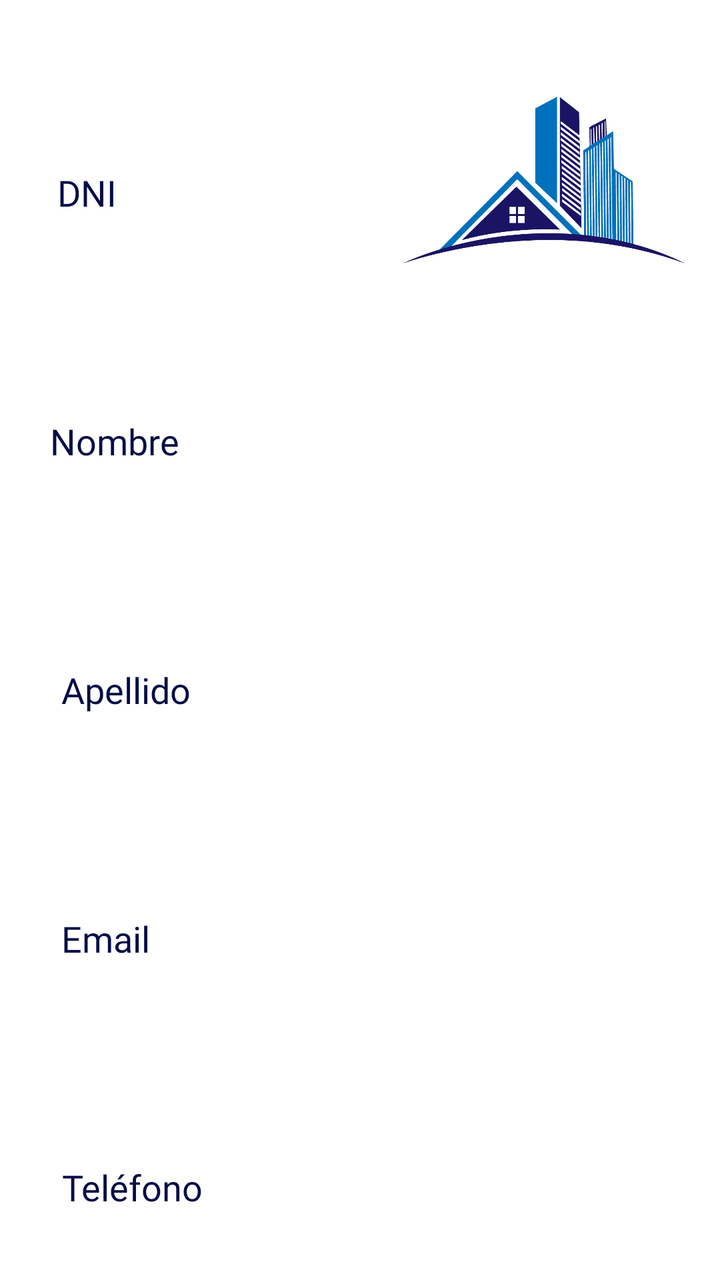
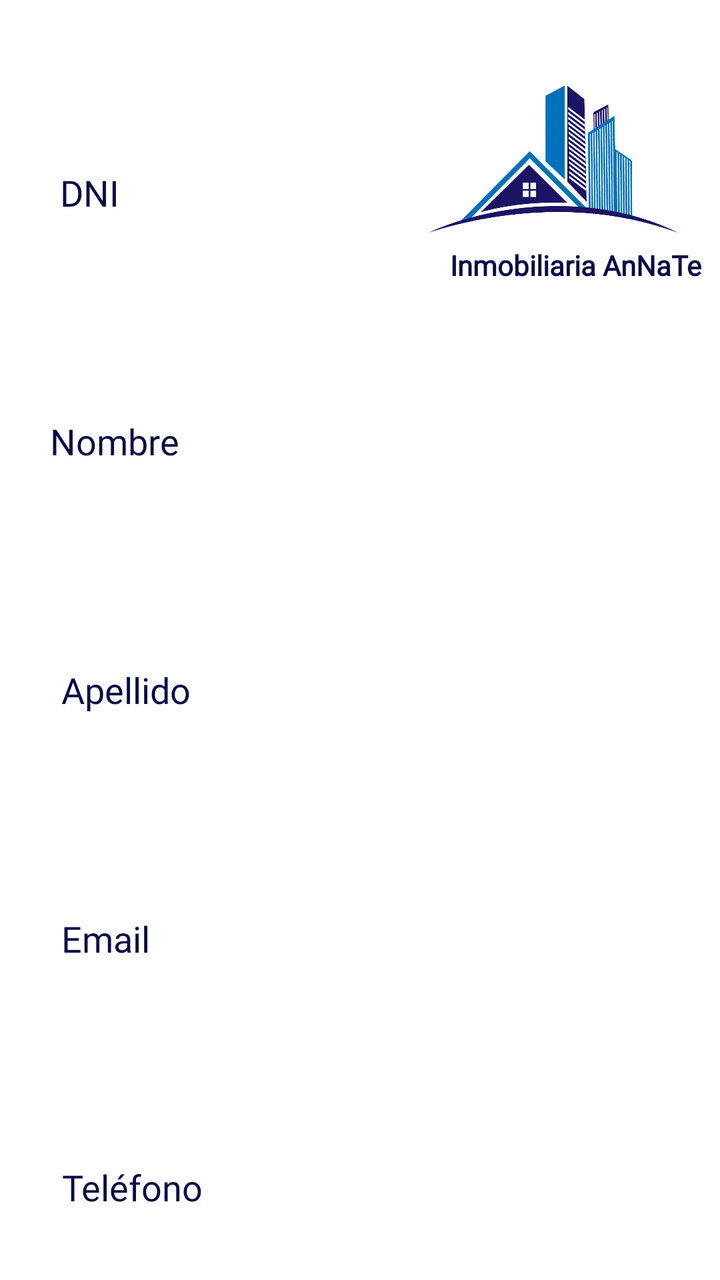

Before-and-after screenshots of an Android layout around one commit, followed by the original layout XML and the change that was made.
<!-- AndroidManifest.xml: application theme Theme.AppInmobiliaria -->
<!-- res/layout/fragment_detalle_inquilino.xml -->
<?xml version="1.0" encoding="utf-8"?>
<androidx.constraintlayout.widget.ConstraintLayout xmlns:android="http://schemas.android.com/apk/res/android"
    xmlns:app="http://schemas.android.com/apk/res-auto"
    xmlns:tools="http://schemas.android.com/tools"
    android:id="@+id/frameLayout"
    android:layout_width="match_parent"
    android:layout_height="match_parent"
    tools:context=".ui.inquilinos.DetalleInquilinoFragment">
    <ImageView
        android:id="@+id/imageView3"
        android:layout_width="176dp"
        android:layout_height="172dp"
        android:layout_marginTop="4dp"
        android:src="@drawable/logo_inmo"
        app:layout_constraintEnd_toEndOf="parent"
        app:layout_constraintHorizontal_bias="1.0"
        app:layout_constraintStart_toStartOf="parent"
        app:layout_constraintTop_toTopOf="parent" />

    <TextView
        android:id="@+id/textView18"
        android:layout_width="wrap_content"
        android:layout_height="wrap_content"
        android:layout_marginStart="15dp"
        android:layout_marginTop="84dp"
        android:fontFamily="@font/aclonica"
        android:text="DNI"
        android:textAlignment="center"
        android:textColor="#040D47"
        android:textSize="18sp"
        app:layout_constraintEnd_toStartOf="@+id/imageView3"
        app:layout_constraintHorizontal_bias="0.097"
        app:layout_constraintStart_toStartOf="parent"
        app:layout_constraintTop_toTopOf="parent" />

    <TextView
        android:id="@+id/tvInicio"
        android:layout_width="match_parent"
        android:layout_height="40dp"
        android:layout_marginStart="15dp"
        android:layout_marginEnd="15dp"
        android:layout_marginTop="30dp"
        android:backgroundTint="#040D47"
        android:textAlignment="center"
        android:textColor="#040D47"
        android:textSize="20sp"
        android:textStyle="italic"
        app:layout_constraintEnd_toStartOf="@+id/imageView3"
        app:layout_constraintHorizontal_bias="0.192"
        app:layout_constraintStart_toStartOf="parent"
        app:layout_constraintTop_toBottomOf="@+id/textView18" />

    <TextView
        android:id="@+id/textView20"
        android:layout_width="wrap_content"
        android:layout_height="wrap_content"
        android:layout_marginStart="15dp"
        android:layout_marginTop="30dp"
        android:fontFamily="@font/aclonica"
        android:text="Nombre"
        android:textAlignment="center"
        android:textColor="#040D47"
        android:textSize="18sp"
        app:layout_constraintEnd_toEndOf="parent"
        app:layout_constraintHorizontal_bias="0.034"
        app:layout_constraintStart_toStartOf="parent"
        app:layout_constraintTop_toBottomOf="@+id/tvInicio" />

    <TextView
        android:id="@+id/tvFin"
        android:layout_width="match_parent"
        android:layout_height="40dp"
        android:layout_marginStart="15dp"
        android:layout_marginEnd="15dp"
        android:layout_marginTop="30dp"
        android:backgroundTint="#040D47"
        android:textAlignment="center"
        android:textColor="#040D47"
        android:textSize="20sp"
        android:textStyle="italic"
        app:layout_constraintEnd_toEndOf="parent"
        app:layout_constraintHorizontal_bias="0.053"
        app:layout_constraintStart_toStartOf="parent"
        app:layout_constraintTop_toBottomOf="@+id/textView20" />

    <TextView
        android:id="@+id/textView22"
        android:layout_width="wrap_content"
        android:layout_height="wrap_content"
        android:layout_marginStart="15dp"
        android:layout_marginTop="30dp"
        android:fontFamily="@font/aclonica"
        android:text="Apellido"
        android:textAlignment="center"
        android:textColor="#040D47"
        android:textSize="18sp"
        app:layout_constraintEnd_toEndOf="parent"
        app:layout_constraintHorizontal_bias="0.056"
        app:layout_constraintStart_toStartOf="parent"
        app:layout_constraintTop_toBottomOf="@+id/tvFin" />

    <TextView
        android:id="@+id/tvPrecioContrato"
        android:layout_width="match_parent"
        android:layout_height="40dp"
        android:layout_marginStart="15dp"
        android:layout_marginEnd="15dp"
        android:layout_marginTop="30dp"
        android:backgroundTint="#040D47"
        android:textAlignment="center"
        android:textColor="#040D47"
        android:textSize="20sp"
        android:textStyle="italic"
        app:layout_constraintEnd_toEndOf="parent"
        app:layout_constraintHorizontal_bias="0.052"
        app:layout_constraintStart_toStartOf="parent"
        app:layout_constraintTop_toBottomOf="@+id/textView22" />

    <TextView
        android:id="@+id/textView24"
        android:layout_width="wrap_content"
        android:layout_height="wrap_content"
        android:layout_marginStart="15dp"
        android:layout_marginTop="30dp"
        android:fontFamily="@font/aclonica"
        android:text="Email"
        android:textAlignment="center"
        android:textColor="#040D47"
        android:textSize="18sp"
        app:layout_constraintEnd_toEndOf="parent"
        app:layout_constraintHorizontal_bias="0.052"
        app:layout_constraintStart_toStartOf="parent"
        app:layout_constraintTop_toBottomOf="@+id/tvPrecioContrato" />

    <TextView
        android:id="@+id/tvInquilino"
        android:layout_width="match_parent"
        android:layout_height="40dp"
        android:layout_marginStart="15dp"
        android:layout_marginEnd="15dp"
        android:layout_marginTop="30dp"
        android:backgroundTint="#040D47"
        android:textAlignment="center"
        android:textColor="#040D47"
        android:textSize="20sp"
        android:textStyle="italic"
        app:layout_constraintEnd_toEndOf="parent"
        app:layout_constraintHorizontal_bias="0.053"
        app:layout_constraintStart_toStartOf="parent"
        app:layout_constraintTop_toBottomOf="@+id/textView24" />

    <TextView
        android:id="@+id/textView26"
        android:layout_width="wrap_content"
        android:layout_height="wrap_content"
        android:layout_marginStart="15dp"
        android:layout_marginTop="30dp"
        android:fontFamily="@font/aclonica"
        android:text="Teléfono"
        android:textAlignment="center"
        android:textColor="#040D47"
        android:textSize="18sp"
        app:layout_constraintEnd_toEndOf="parent"
        app:layout_constraintHorizontal_bias="0.057"
        app:layout_constraintStart_toStartOf="parent"
        app:layout_constraintTop_toBottomOf="@+id/tvInquilino" />

    <TextView
        android:id="@+id/tvInmueble"
        android:layout_width="match_parent"
        android:layout_height="40dp"
        android:layout_marginStart="15dp"
        android:layout_marginEnd="15dp"
        android:layout_marginTop="30dp"
        android:backgroundTint="#040D47"
        android:textAlignment="center"
        android:textColor="#040D47"
        android:textSize="20sp"
        android:textStyle="italic"
        app:layout_constraintEnd_toEndOf="parent"
        app:layout_constraintHorizontal_bias="1.0"
        app:layout_constraintStart_toStartOf="parent"
        app:layout_constraintTop_toBottomOf="@+id/textView26" />
</androidx.constraintlayout.widget.ConstraintLayout>
<!-- resources referenced by this layout -->
<resources>
  <!-- drawable logo_inmo: png bitmap (drawable, 30547 bytes) -->
  <style name="Theme.AppInmobiliaria" parent="Theme.MaterialComponents.DayNight.DarkActionBar">
          
          <item name="colorPrimary">@color/purple_500</item>
          <item name="colorPrimaryVariant">@color/purple_700</item>
          <item name="colorOnPrimary">@color/white</item>
          
          <item name="colorSecondary">@color/teal_200</item>
          <item name="colorSecondaryVariant">@color/teal_700</item>
          <item name="colorOnSecondary">@color/black</item>
          
          <item name="android:statusBarColor">?attr/colorPrimaryVariant</item>
          
      </style>
  <color name="purple_500">#FF6200EE</color>
  <color name="purple_700">#FF3700B3</color>
  <color name="white">#FFFFFFFF</color>
  <color name="teal_200">#FF03DAC5</color>
  <color name="teal_700">#FF018786</color>
  <color name="black">#FF000000</color>
</resources>

<!-- the commit's change to res/layout/fragment_detalle_inquilino.xml (unified diff, before → after) -->
@@ -8,14 +8,30 @@
     tools:context=".ui.inquilinos.DetalleInquilinoFragment">
     <ImageView
         android:id="@+id/imageView3"
-        android:layout_width="176dp"
-        android:layout_height="172dp"
-        android:layout_marginTop="4dp"
+        android:layout_width="152dp"
+        android:layout_height="159dp"
         android:src="@drawable/logo_inmo"
         app:layout_constraintEnd_toEndOf="parent"
-        app:layout_constraintHorizontal_bias="1.0"
+        app:layout_constraintHorizontal_bias="0.965"
         app:layout_constraintStart_toStartOf="parent"
         app:layout_constraintTop_toTopOf="parent" />
+
+    <TextView
+        android:id="@+id/textView2"
+        android:layout_width="wrap_content"
+        android:layout_height="wrap_content"
+        android:fontFamily="@font/aclonica"
+        android:text="Inmobiliaria AnNaTe"
+        android:textAlignment="center"
+        android:textColor="#040D47"
+        android:textSize="14sp"
+        android:textStyle="bold"
+        app:layout_constraintBottom_toBottomOf="@+id/imageView3"
+        app:layout_constraintEnd_toEndOf="parent"
+        app:layout_constraintHorizontal_bias="0.96"
+        app:layout_constraintStart_toStartOf="parent"
+        app:layout_constraintTop_toTopOf="parent"
+        app:layout_constraintVertical_bias="0.878" />
 
     <TextView
         android:id="@+id/textView18"
